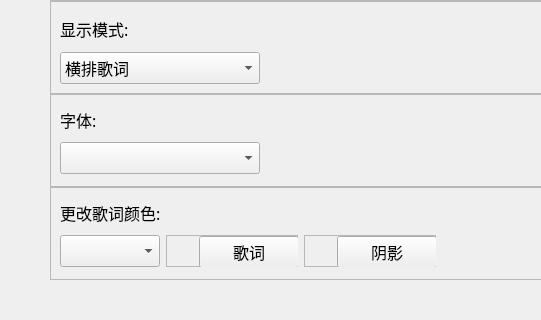
This is SpotifyLyricWindow/resource/ui/ui_file/LyricsSettingsPage.ui in Mai-icy/Spotify-lyrics-window as Qt 5 draws it before an edit; both pictures show x 0 to 541 and y 284 to 604 of the 875 by 604 pixel window. The edited form follows.
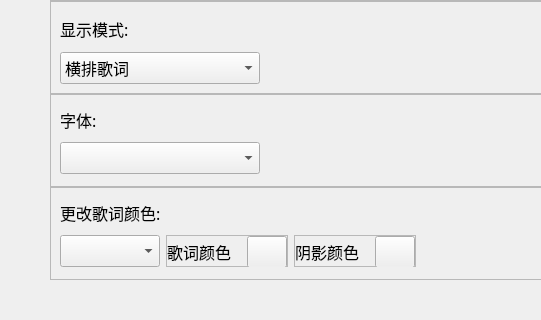
This is the edited form. Custom widgets are drawn as their Qt base class.

Patch:
```diff
--- a/SpotifyLyricWindow/resource/ui/ui_file/LyricsSettingsPage.ui
+++ b/SpotifyLyricWindow/resource/ui/ui_file/LyricsSettingsPage.ui
@@ -123,18 +123,18 @@
           <widget class="QLabel" name="shadow_color_label">
            <property name="minimumSize">
             <size>
-             <width>32</width>
+             <width>80</width>
              <height>32</height>
             </size>
            </property>
            <property name="maximumSize">
             <size>
-             <width>32</width>
+             <width>80</width>
              <height>32</height>
             </size>
            </property>
            <property name="text">
-            <string/>
+            <string>阴影颜色</string>
            </property>
           </widget>
          </item>
@@ -142,18 +142,18 @@
           <widget class="PushButton" name="shadow_color_button">
            <property name="minimumSize">
             <size>
-             <width>100</width>
+             <width>40</width>
              <height>32</height>
             </size>
            </property>
            <property name="maximumSize">
             <size>
-             <width>100</width>
+             <width>40</width>
              <height>16777215</height>
             </size>
            </property>
            <property name="text">
-            <string>阴影</string>
+            <string/>
            </property>
           </widget>
          </item>
@@ -194,18 +194,18 @@
           <widget class="QLabel" name="lyrics_color_label">
            <property name="minimumSize">
             <size>
-             <width>32</width>
+             <width>80</width>
              <height>32</height>
             </size>
            </property>
            <property name="maximumSize">
             <size>
-             <width>32</width>
+             <width>80</width>
              <height>32</height>
             </size>
            </property>
            <property name="text">
-            <string/>
+            <string>歌词颜色</string>
            </property>
           </widget>
          </item>
@@ -213,18 +213,18 @@
           <widget class="PushButton" name="lyrics_color_button">
            <property name="minimumSize">
             <size>
-             <width>100</width>
+             <width>40</width>
              <height>32</height>
             </size>
            </property>
            <property name="maximumSize">
             <size>
-             <width>100</width>
+             <width>40</width>
              <height>16777215</height>
             </size>
            </property>
            <property name="text">
-            <string>歌词</string>
+            <string/>
            </property>
           </widget>
          </item>
@@ -443,6 +443,11 @@
    <extends>QRadioButton</extends>
    <header>qfluentwidgets.h</header>
   </customwidget>
+  <customwidget>
+   <class>ColorPickerButton</class>
+   <extends>QPushButton</extends>
+   <header>qfluentwidgets.h</header>
+  </customwidget>
  </customwidgets>
  <resources/>
  <connections/>
```
Left out of the diff: 4 changed lines with no effect on the pictures.
